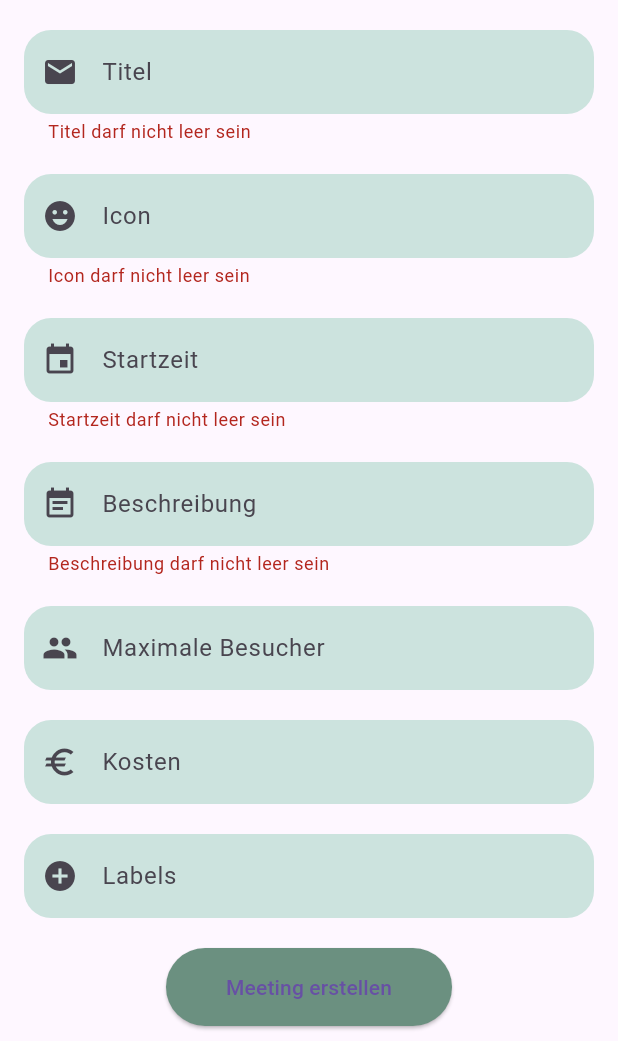
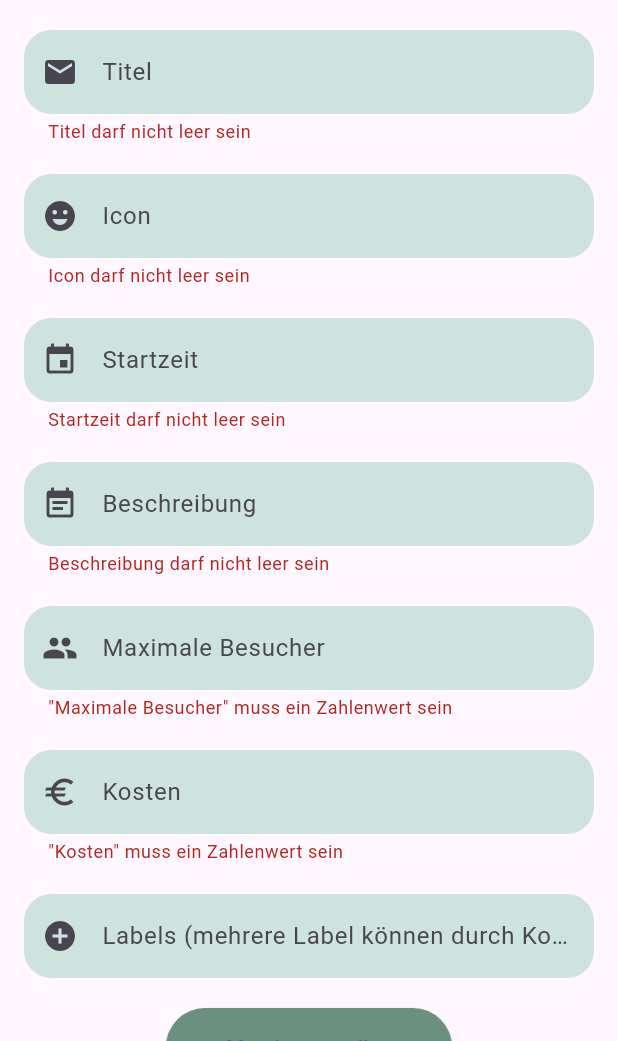
Before and after one commit to mclovin108/mUNIted, a Flutter app: the CreateMeetingPage screen opened by its route, after a tap on "Meeting erstellen", on a phone screen of 412 x 824 dp, the part 195-1236 px from its top. Run offline on Flutter 3.47's test engine with Material 3 defaults, Android fonts, the phone set to English and light mode, and no system bars; missing offline and left inert: dart:ffi.

Commit message:
fix: Fix inputs

```diff
--- a/frontend/lib/Screens/CreateMeeting/create_meeting.dart
+++ b/frontend/lib/Screens/CreateMeeting/create_meeting.dart
@@ -1,6 +1,7 @@
 import 'package:emoji_picker_flutter/emoji_picker_flutter.dart';
 import 'package:flutter/material.dart';
 import 'package:http/http.dart' as http;
+import 'package:intl/intl.dart';
 import 'package:munited/Backend/backend.dart';
 import 'package:munited/constants.dart';
 import 'package:munited/model/user.dart';
@@ -73,7 +74,7 @@ class _CreateMeetingPageState extends State<CreateMeetingPage> {
             alignment: Alignment.topLeft
             ),
           onPressed: () {
-            // Logik für den zurück
+            Navigator.pop(context);
           },
         ),
       ),
@@ -168,7 +169,7 @@ class _CreateMeetingPageState extends State<CreateMeetingPage> {
                         selectedTime.hour,
                         selectedTime.minute,
                       );
-                      _startController.text = _startDateTime.toString();
+                      _startController.text = DateFormat('dd.MM.yy, HH:mm').format(_startDateTime);
                     }
                   }
                 },
@@ -226,6 +227,12 @@ class _CreateMeetingPageState extends State<CreateMeetingPage> {
                     filled: true,
                     prefixIcon: const Icon(Icons.people)),
                 keyboardType: TextInputType.number,
+                validator: (value) {
+                  if (!RegExp(r'^[0-9]+$').hasMatch(value!)) {
+                    return '"Maximale Besucher" muss ein Zahlenwert sein';
+                  }
+                  return null;
+                },
               ),
               const SizedBox(height: 20),
               TextFormField(
@@ -240,13 +247,19 @@ class _CreateMeetingPageState extends State<CreateMeetingPage> {
                     filled: true,
                     prefixIcon: const Icon(Icons.euro)),
                 keyboardType: TextInputType.number,
+                validator: (value) {
+                  if (!RegExp(r'^[0-9]+$').hasMatch(value!)) {
+                    return '"Kosten" muss ein Zahlenwert sein';
+                  }
+                  return null;
+                },
               ),
               const SizedBox(height: 20),
               TextFormField(
                 key: Key("labels"),
                 controller: _labelsController,
                 decoration: InputDecoration(
-                    hintText: "Labels",
+                    hintText: "Labels (mehrere Label können durch Komma separiert werden)",
                     border: OutlineInputBorder(
                         borderRadius: BorderRadius.circular(18),
                         borderSide: BorderSide.none),
@@ -260,7 +273,6 @@ class _CreateMeetingPageState extends State<CreateMeetingPage> {
                   if (_formKey.currentState!.validate()) {
                     // Formular ist gültig, Meeting erstellen
                     createMeeting();
-                    Navigator.pushNamed(context, '/dash');
                   }
                 },
                 child: Text('Meeting erstellen'),
--- a/frontend/lib/Screens/Dashboard/dashboard.dart
+++ b/frontend/lib/Screens/Dashboard/dashboard.dart
@@ -106,7 +106,8 @@ class VerticalCardList extends StatelessWidget {
       itemBuilder: (context, index) {
         return GestureDetector(
           onTap: () {
-            Navigator.pushNamed(context, '/detail');
+            Navigator.pushNamed(context, '/detail'
+            , arguments: events[index]);
           },
           child: VerticalCard(event: events[index]),
         );
@@ -168,7 +169,7 @@ class VerticalCard extends StatelessWidget {
                     ),
                     SizedBox(height: 4),
                     Text(
-                      'username',
+                      event.creator.username,
                       style: TextStyle(
                         fontSize: 16,
                         fontWeight: FontWeight.w500,
--- a/frontend/lib/main.dart
+++ b/frontend/lib/main.dart
@@ -27,7 +27,7 @@ class MyApp extends StatelessWidget {
       create: (context) => UserProvider(),
       child: MaterialApp(
         title: 'mUNIted App',
-        initialRoute: '/dash', // Set the initial route
+        initialRoute: '/login', // Set the initial route
         routes: {
           '/signup': (context) => SignupPage(Backend(), http.Client()),
           '/dash': (context) => Dashboard(Backend(), http.Client()),
```
Also changed, not shown: frontend/lib/Screens/Detail/detail_screen.dart (+2 -8 lines), frontend/lib/Screens/Signup/signup_screen.dart (+6 -6 lines).
